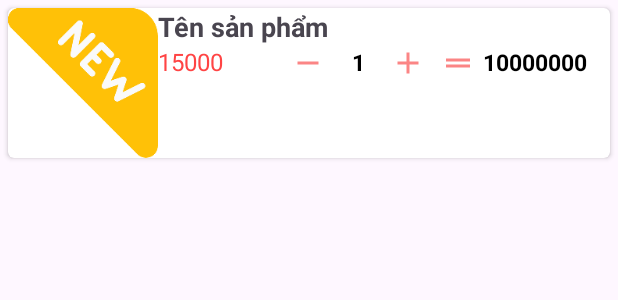
After one commit to VietNguyen1207/PRM392-Milk-Ecommerce, an Android app: the layout item_cart.xml on its own in the app's theme, with its tools: preview values and no code run, on a phone screen of 412 x 824 dp. The commit adds this screen. Shown: the top 300 px of the screen. Run offline under Robolectric (Android 15) with nearby library versions, the phone set to English and light mode, and no system bars.

Commit message:
update cart when add more product

```diff
--- a/app/src/main/AndroidManifest.xml
+++ b/app/src/main/AndroidManifest.xml
@@ -16,6 +16,9 @@
         android:theme="@style/Theme.PRM392MilkEcommerce"
         android:usesCleartextTraffic="true"
         tools:targetApi="31">
+        <activity
+            android:name=".activity.CartActivity"
+            android:exported="false" />
         <activity
             android:name=".activity.ProductInformationActivity"
             android:exported="false" />
--- /dev/null
+++ b/app/src/main/res/drawable/ic_cart_add_24.xml
@@ -0,0 +1,5 @@
+<vector xmlns:android="http://schemas.android.com/apk/res/android" android:height="24dp" android:tint="#FB8585" android:viewportHeight="24" android:viewportWidth="24" android:width="24dp">
+
+    <path android:fillColor="@android:color/white" android:pathData="M19,13h-6v6h-2v-6H5v-2h6V5h2v6h6v2z"/>
+
+</vector>
--- /dev/null
+++ b/app/src/main/res/drawable/ic_cart_equal_24.xml
@@ -0,0 +1,5 @@
+<vector xmlns:android="http://schemas.android.com/apk/res/android" android:height="24dp" android:tint="#FB8585" android:viewportHeight="24" android:viewportWidth="24" android:width="24dp">
+
+    <path android:fillColor="@android:color/white" android:pathData="M20,9H4v2h16V9zM4,15h16v-2H4V15z"/>
+
+</vector>
--- /dev/null
+++ b/app/src/main/res/drawable/ic_cart_remove_24.xml
@@ -0,0 +1,5 @@
+<vector xmlns:android="http://schemas.android.com/apk/res/android" android:height="24dp" android:tint="#FB8585" android:viewportHeight="24" android:viewportWidth="24" android:width="24dp">
+
+    <path android:fillColor="@android:color/white" android:pathData="M19,13H5v-2h14v2z"/>
+
+</vector>
--- a/app/src/main/res/layout/activity_product_information.xml
+++ b/app/src/main/res/layout/activity_product_information.xml
@@ -16,6 +16,7 @@
         android:layout_height="?attr/actionBarSize">
 
         <FrameLayout
+            android:id="@+id/frameLayoutCart"
             android:layout_width="55dp"
             android:layout_height="?attr/actionBarSize"
             android:layout_marginRight="10dp"
--- /dev/null
+++ b/app/src/main/res/layout/item_cart.xml
@@ -0,0 +1,95 @@
+<?xml version="1.0" encoding="utf-8"?>
+<androidx.cardview.widget.CardView xmlns:android="http://schemas.android.com/apk/res/android"
+    xmlns:app="http://schemas.android.com/apk/res-auto"
+    android:elevation="8dp"
+    app:cardCornerRadius="4dp"
+    android:layout_margin="5dp"
+    android:layout_width="match_parent"
+    android:layout_height="wrap_content">
+
+    <LinearLayout
+        android:orientation="horizontal"
+        android:weightSum="10"
+        android:layout_width="match_parent"
+        android:layout_height="wrap_content">
+
+        <ImageView
+            android:id="@+id/item_cart_image"
+            android:scaleType="centerCrop"
+            android:src="@drawable/iconnew"
+            android:layout_width="100dp"
+            android:layout_height="100dp"/>
+        <LinearLayout
+            android:orientation="vertical"
+            android:layout_width="match_parent"
+            android:layout_height="wrap_content">
+
+            <TextView
+                android:id="@+id/item_cart_productName"
+                android:text="Tên sản phẩm"
+                android:textStyle="bold"
+                android:textSize="18sp"
+                android:layout_width="match_parent"
+                android:layout_height="wrap_content"/>
+
+            <LinearLayout
+                android:weightSum="18"
+                android:orientation="horizontal"
+                android:layout_width="match_parent"
+                android:layout_height="wrap_content">
+
+                <TextView
+                    android:id="@+id/item_cart_productPrice"
+                    android:text="15000"
+                    android:layout_weight="5"
+                    android:textColor="@android:color/holo_red_light"
+                    android:textSize="16sp"
+                    android:layout_width="0dp"
+                    android:layout_height="wrap_content"/>
+
+                <ImageView
+                    android:id="@+id/cart_decrease_product"
+                    android:src="@drawable/ic_cart_remove_24"
+                    android:layout_weight="2"
+                    android:layout_width="0dp"
+                    android:layout_height="wrap_content"/>
+
+                <TextView
+                    android:id="@+id/item_cart_quantity"
+                    android:gravity="center"
+                    android:text="1"
+                    android:textColor="@android:color/background_dark"
+                    android:textStyle="bold"
+                    android:textSize="15sp"
+                    android:layout_weight="2"
+                    android:layout_width="0dp"
+                    android:layout_height="wrap_content"/>
+
+                <ImageView
+                    android:id="@+id/cart_add_product"
+                    android:src="@drawable/ic_cart_add_24"
+                    android:layout_weight="2"
+                    android:layout_width="0dp"
+                    android:layout_height="wrap_content"/>
+
+                <ImageView
+                    android:src="@drawable/ic_cart_equal_24"
+                    android:layout_weight="2"
+                    android:layout_width="0dp"
+                    android:layout_height="wrap_content"/>
+
+                <TextView
+                    android:id="@+id/item_cart_productTotalPrice"
+                    android:text="10000000"
+                    android:textColor="@android:color/background_dark"
+                    android:textStyle="bold"
+                    android:textSize="15sp"
+                    android:layout_weight="5"
+                    android:layout_width="0dp"
+                    android:layout_height="wrap_content"/>
+
+            </LinearLayout>
+
+        </LinearLayout>
+    </LinearLayout>
+</androidx.cardview.widget.CardView>
--- a/gradle/libs.versions.toml
+++ b/gradle/libs.versions.toml
@@ -1,5 +1,5 @@
 [versions]
-agp = "8.4.1"
+agp = "8.5.0"
 junit = "4.13.2"
 junitVersion = "1.1.5"
 espressoCore = "3.5.1"
```
Also changed, not shown: app/src/main/java/com/hoangviet/prm392_milk_ecommerce/activity/CartActivity.java (added, +70 -0 lines), app/src/main/java/com/hoangviet/prm392_milk_ecommerce/activity/ProductInformationActivity.java (+16 -1 lines), app/src/main/java/com/hoangviet/prm392_milk_ecommerce/adapter/CartAdapter.java (added, +71 -0 lines), app/src/main/res/layout/activity_cart.xml (added, +82 -0 lines), gradle/wrapper/gradle-wrapper.properties.
